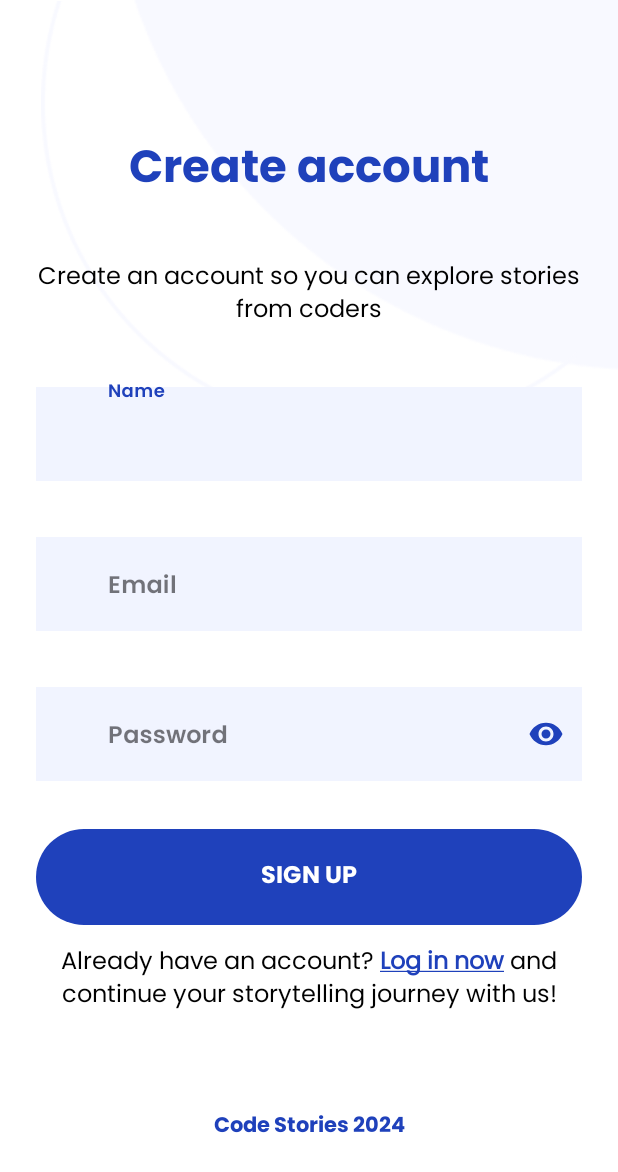
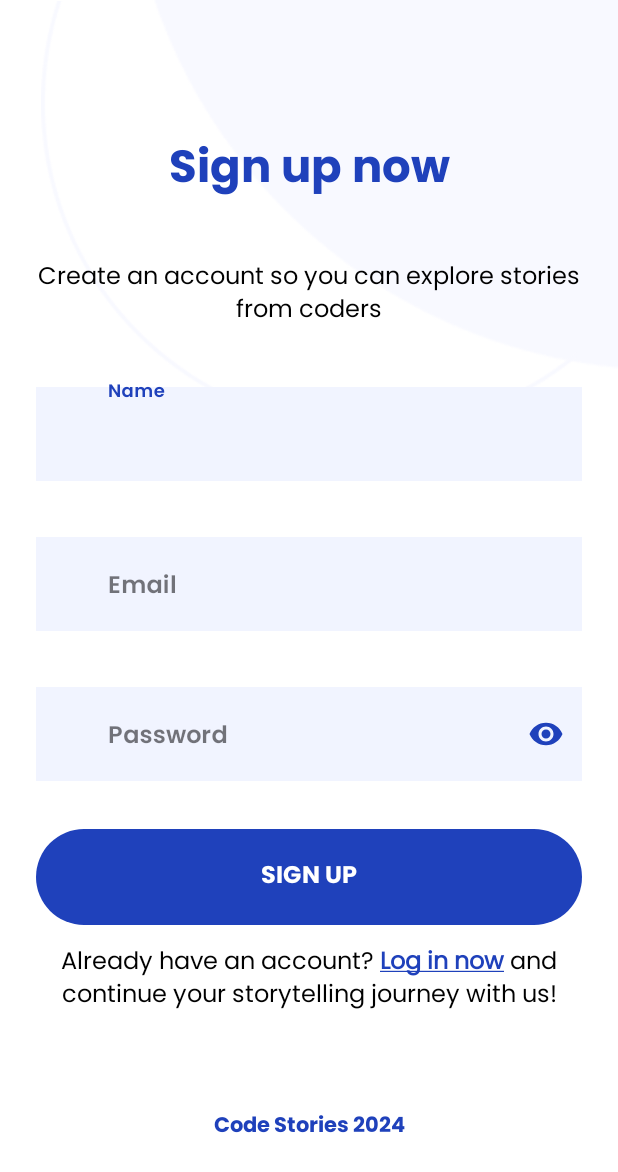
Before and after one commit to ALDI010403/Code-Stories, an Android app: the RegisterActivity screen opened directly, with no data from a screen before it, on a phone screen of 412 x 824 dp. Shown: the top 1172 px of the screen. Run offline under Robolectric (Android 15) with nearby library versions, the phone set to English and light mode, and no system bars.

Commit message:
menambahkan string indonesia

```diff
--- a/app/src/main/res/layout/activity_login.xml
+++ b/app/src/main/res/layout/activity_login.xml
@@ -164,7 +164,7 @@
         android:layout_height="wrap_content"
         android:layout_marginTop="120dp"
         android:fontFamily="@font/poppinsbold"
-        android:text="Login here"
+        android:text="@string/login_now"
         android:textColor="?attr/colorPrimary"
         android:textSize="30sp"
         app:layout_constraintEnd_toEndOf="parent"
--- a/app/src/main/res/layout/activity_register.xml
+++ b/app/src/main/res/layout/activity_register.xml
@@ -189,7 +189,7 @@
         android:layout_height="wrap_content"
         android:layout_marginTop="88dp"
         android:fontFamily="@font/poppinsbold"
-        android:text="Create account"
+        android:text="@string/signup_now"
         android:textColor="?attr/colorPrimary"
         android:textSize="30sp"
         app:layout_constraintEnd_toEndOf="parent"
```
Also changed, not shown: 1 other file.
